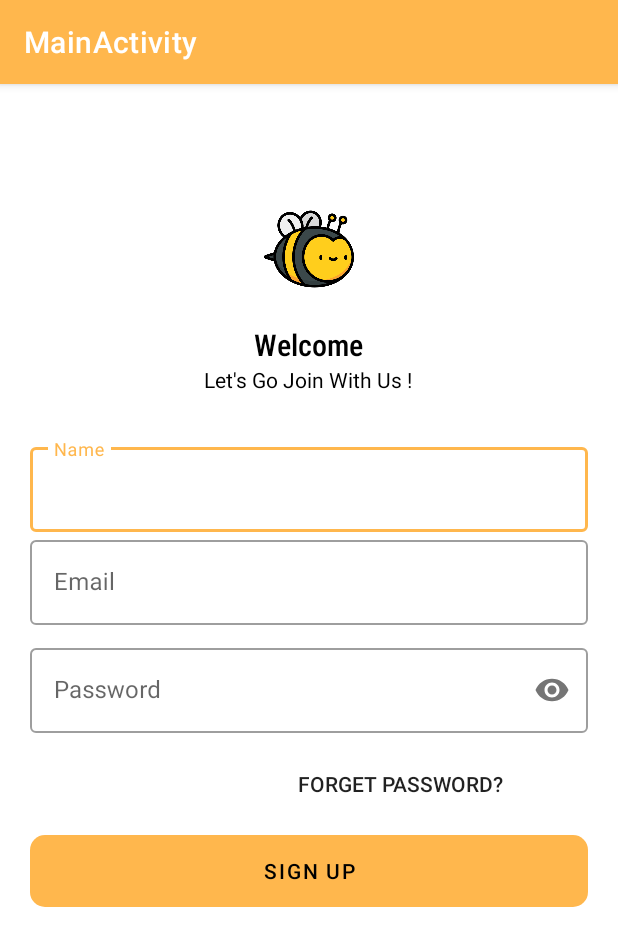
After one commit to willnode/beehave-social, an Android app: the RegisterActivity screen opened directly, with no data from a screen before it, on a phone screen of 412 x 824 dp. The commit adds this screen. Shown: the top 946 px of the screen. Run offline under Robolectric (Android 15) with nearby library versions, the phone set to English and light mode, and no system bars.

Commit message:
register page

```diff
--- a/frontend/app/src/main/AndroidManifest.xml
+++ b/frontend/app/src/main/AndroidManifest.xml
@@ -9,9 +9,10 @@
         android:roundIcon="@mipmap/ic_launcher_round"
         android:supportsRtl="true"
         android:theme="@style/Theme.MainActivity">
-        <activity android:name=".MainActivity"></activity>
+        <activity android:name=".view.RegisterActivity"></activity>
+        <activity android:name=".MainActivity" />
         <activity android:name=".view.SplashScreen" />
-        <activity android:name=".view.HomeActivity"></activity>
+        <activity android:name=".view.HomeActivity" />
         <activity android:name=".view.LoginActivity">
             <intent-filter>
                 <action android:name="android.intent.action.MAIN" />
--- /dev/null
+++ b/frontend/app/src/main/java/com/beehavesocial/mainactivity/view/RegisterActivity.kt
@@ -0,0 +1,12 @@
+package com.beehavesocial.mainactivity.view
+
+import androidx.appcompat.app.AppCompatActivity
+import android.os.Bundle
+import com.beehavesocial.mainactivity.R
+
+class RegisterActivity : AppCompatActivity() {
+    override fun onCreate(savedInstanceState: Bundle?) {
+        super.onCreate(savedInstanceState)
+        setContentView(R.layout.activity_register)
+    }
+}
--- /dev/null
+++ b/frontend/app/src/main/res/layout/activity_register.xml
@@ -0,0 +1,116 @@
+<?xml version="1.0" encoding="utf-8"?>
+<androidx.constraintlayout.widget.ConstraintLayout xmlns:android="http://schemas.android.com/apk/res/android"
+    xmlns:app="http://schemas.android.com/apk/res-auto"
+    xmlns:tools="http://schemas.android.com/tools"
+    android:layout_width="match_parent"
+    android:layout_height="match_parent"
+    tools:context=".view.RegisterActivity">
+
+    <ImageView
+        android:id="@+id/img_bee"
+        android:layout_width="60dp"
+        android:layout_height="60dp"
+        android:layout_marginTop="80dp"
+        android:scaleType="centerInside"
+        app:layout_constraintEnd_toEndOf="parent"
+        app:layout_constraintStart_toStartOf="parent"
+        app:layout_constraintTop_toTopOf="parent"
+        app:srcCompat="@drawable/ic_bee" />
+
+    <LinearLayout
+        android:id="@+id/judul"
+        android:layout_width="match_parent"
+        android:layout_height="wrap_content"
+        android:layout_marginTop="20dp"
+        android:gravity="center"
+        android:orientation="vertical"
+        app:layout_constraintEnd_toEndOf="parent"
+        app:layout_constraintStart_toStartOf="parent"
+        app:layout_constraintTop_toBottomOf="@+id/img_bee">
+
+        <TextView
+            android:layout_width="wrap_content"
+            android:layout_height="wrap_content"
+            android:fontFamily="sans-serif-condensed-medium"
+            android:text="@string/Welcome"
+            android:textColor="@color/black"
+            android:textSize="20sp" />
+
+        <TextView
+            android:layout_width="wrap_content"
+            android:layout_height="wrap_content"
+            android:fontFamily="sans-serif"
+            android:text="Let's Go Join With Us !"
+            android:textColor="@color/black"
+            android:textSize="14sp" />
+    </LinearLayout>
+
+    <LinearLayout
+        android:layout_width="match_parent"
+        android:layout_height="wrap_content"
+        android:layout_marginHorizontal="20dp"
+        android:layout_marginVertical="30dp"
+        android:orientation="vertical"
+        app:layout_constraintEnd_toEndOf="parent"
+        app:layout_constraintStart_toStartOf="parent"
+        app:layout_constraintTop_toBottomOf="@+id/judul">
+
+        <com.google.android.material.textfield.TextInputLayout
+            android:id="@+id/NameRgs"
+            style="@style/Widget.MaterialComponents.TextInputLayout.OutlinedBox"
+            android:layout_width="match_parent"
+            android:layout_height="wrap_content"
+            android:hint="@string/name">
+
+            <com.google.android.material.textfield.TextInputEditText
+                android:layout_width="match_parent"
+                android:layout_height="wrap_content" />
+        </com.google.android.material.textfield.TextInputLayout>
+
+        <com.google.android.material.textfield.TextInputLayout
+            android:id="@+id/emailRgs"
+            style="@style/Widget.MaterialComponents.TextInputLayout.OutlinedBox"
+            android:layout_width="match_parent"
+            android:layout_height="wrap_content"
+            android:hint="@string/email">
+
+            <com.google.android.material.textfield.TextInputEditText
+                android:layout_width="match_parent"
+                android:layout_height="wrap_content" />
+        </com.google.android.material.textfield.TextInputLayout>
+
+        <com.google.android.material.textfield.TextInputLayout
+            android:id="@+id/paswordRgs"
+            style="@style/Widget.MaterialComponents.TextInputLayout.OutlinedBox"
+            android:layout_width="match_parent"
+            android:layout_height="wrap_content"
+            android:layout_marginTop="10dp"
+            android:hint="@string/password"
+            app:passwordToggleEnabled="true">
+
+            <com.google.android.material.textfield.TextInputEditText
+                android:layout_width="match_parent"
+                android:layout_height="wrap_content"
+                android:inputType="textPassword" />
+        </com.google.android.material.textfield.TextInputLayout>
+
+        <androidx.appcompat.widget.AppCompatButton
+            android:layout_width="250dp"
+            android:layout_height="wrap_content"
+            android:layout_gravity="right"
+            android:layout_marginTop="10dp"
+            android:background="@null"
+            android:text="@string/forget_password" />
+
+        <Button
+            android:layout_width="match_parent"
+            android:layout_height="wrap_content"
+            android:layout_marginTop="10dp"
+            android:background="@drawable/bg_button"
+            android:text="@string/sign_up" />
+
+
+    </LinearLayout>
+
+
+</androidx.constraintlayout.widget.ConstraintLayout>
--- a/frontend/app/src/main/res/values/strings.xml
+++ b/frontend/app/src/main/res/values/strings.xml
@@ -11,4 +11,6 @@
     <string name="log_in">Log In</string>
     <string name="sign_up">Sign Up</string>
     <string name="sign_up2">New User? Register Now</string>
+    <string name="name">Name</string>
+    <string name="Welcome">Welcome</string>
 </resources>
```
